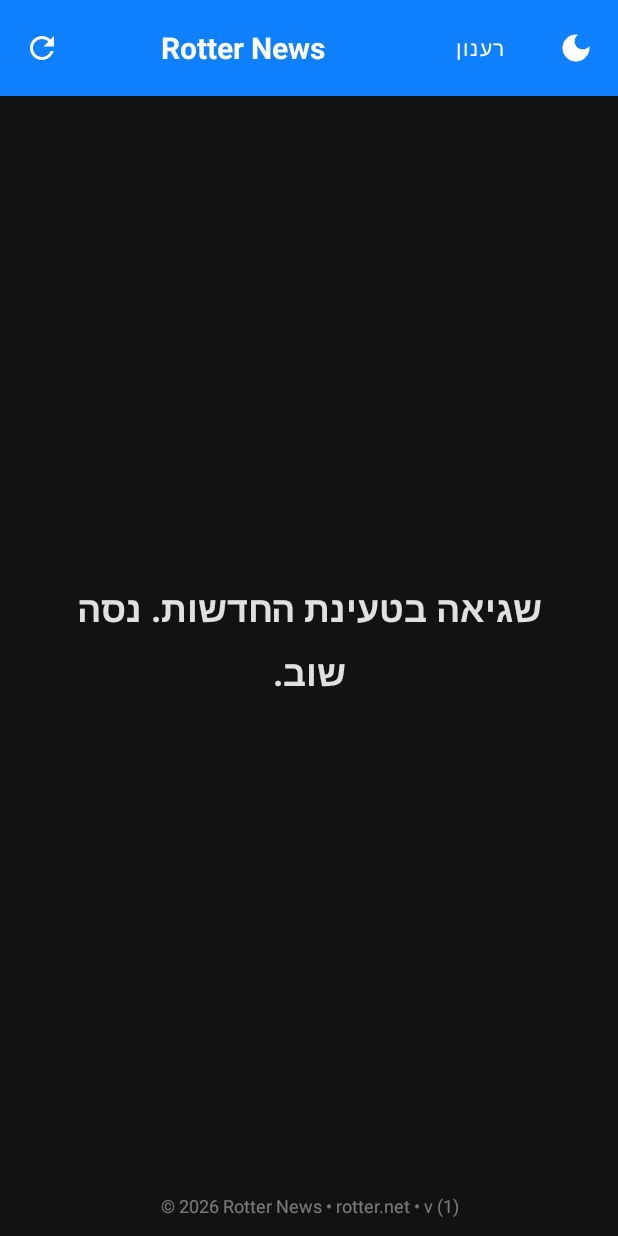
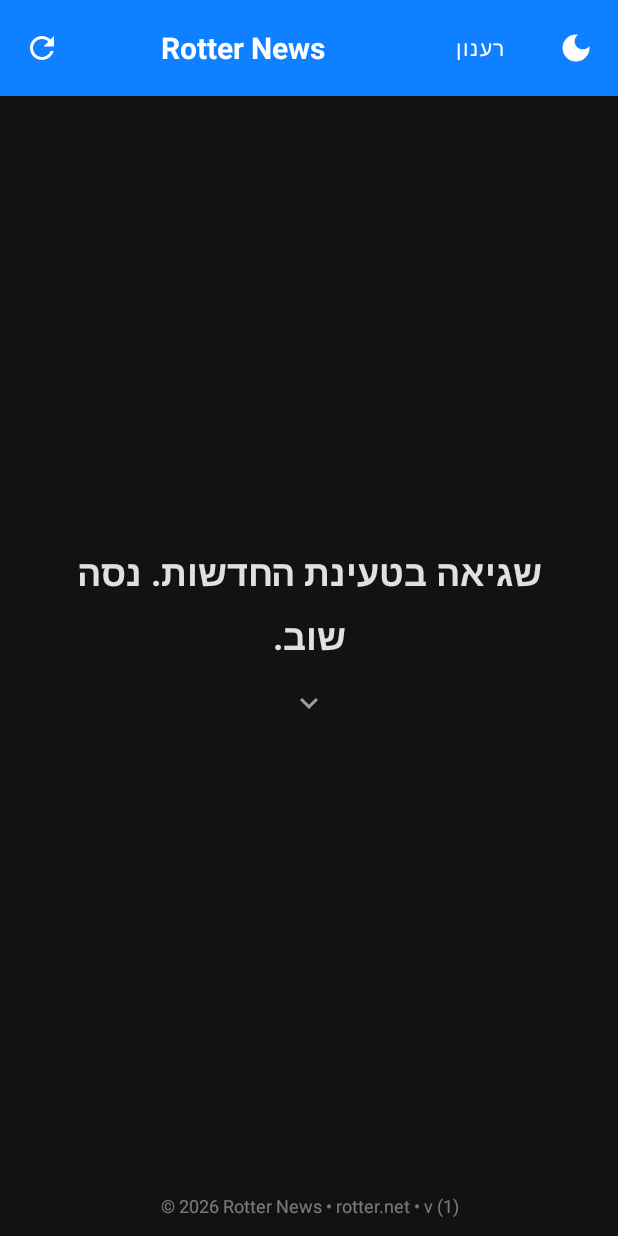
Before and after one commit to ynixon/rotter, an Android app: the screen it shows after launch (MainActivity), on a phone screen of 412 x 824 dp. Run offline under Robolectric (Android 15) with nearby library versions, the phone set to English and light mode, and no system bars.

Commit message:
Fix CI cache 400 errors, use fade for auto-advance, add expand icon
1. CI: Remove redundant 'Cache Gradle packages' step from build-apk.yml.
   gradle/actions/setup-gradle@v3 already manages Gradle caching internally;
   the extra actions/cache@v4 step was causing Cache service 400 errors.

2. Animation: Auto-advance (timer) now uses fade-out/fade-in instead of
   slide. Touch/swipe navigation still uses the existing slide animation.
   Added DIR_AUTO constant; scheduleNextTick() calls showEntry(DIR_AUTO).

3. Expand icon: Added a chevron ImageButton (btn_expand) below the headline.
   Tapping it toggles the view-source link button visibility and rotates
   180°. Every transition to a new message resets to collapsed state.

https://claude.ai/code/session_018nCMasr9hcPF3uLfpZFazB

```diff
--- /dev/null
+++ b/android/app/src/main/res/drawable/ic_expand.xml
@@ -0,0 +1,10 @@
+<?xml version="1.0" encoding="utf-8"?>
+<vector xmlns:android="http://schemas.android.com/apk/res/android"
+    android:width="24dp"
+    android:height="24dp"
+    android:viewportWidth="24"
+    android:viewportHeight="24">
+    <path
+        android:fillColor="#FF9E9E9E"
+        android:pathData="M16.59,8.59L12,13.17 7.41,8.59 6,10l6,6 6,-6z" />
+</vector>
--- a/android/app/src/main/res/layout/activity_main.xml
+++ b/android/app/src/main/res/layout/activity_main.xml
@@ -113,13 +113,23 @@
             android:textDirection="rtl"
             android:layoutDirection="rtl" />
 
+        <!-- Expand icon: tap to reveal content below the headline -->
+        <ImageButton
+            android:id="@+id/btn_expand"
+            android:layout_width="40dp"
+            android:layout_height="40dp"
+            android:layout_marginTop="8dp"
+            android:src="@drawable/ic_expand"
+            android:background="?attr/selectableItemBackgroundBorderless"
+            android:contentDescription="@string/expand_content" />
+
         <!-- Source link button -->
         <Button
             style="@style/Widget.MaterialComponents.Button.OutlinedButton"
             android:id="@+id/btn_link"
             android:layout_width="wrap_content"
             android:layout_height="wrap_content"
-            android:layout_marginTop="20dp"
+            android:layout_marginTop="12dp"
             android:text="@string/view_source"
             android:visibility="gone" />
 
--- a/android/app/src/main/res/values/strings.xml
+++ b/android/app/src/main/res/values/strings.xml
@@ -7,5 +7,6 @@
     <string name="error_loading">שגיאה בטעינת החדשות. נסה שוב.</string>
     <string name="new_headlines">כותרות חדשות</string>
     <string name="view_source">צפה במקור ↗</string>
+    <string name="expand_content">הרחב תוכן</string>
     <string name="footer">© 2026 Rotter News • rotter.net</string>
 </resources>
```
Also changed, not shown: android/app/src/main/java/com/ynixon/rotter/MainActivity.java (+32 -3 lines), 1 other file.
